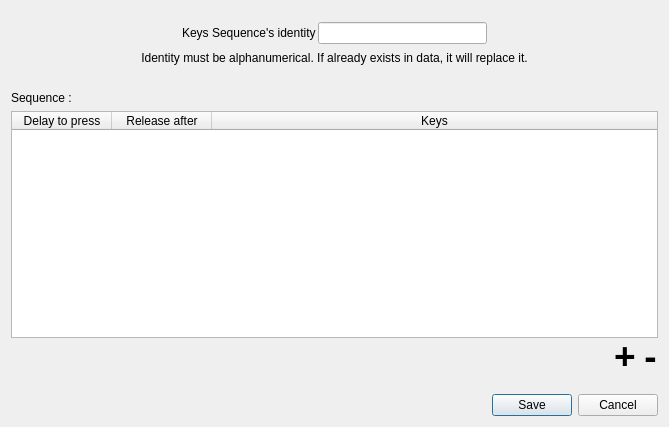
Qt form ui/KeysSequenceSelectedEditDialog.ui (AmirHammouteneEI/ScheduledPasteAndKeys) before a commit.
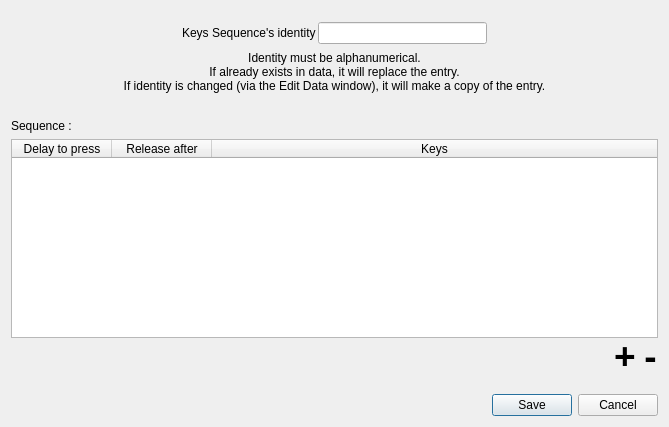
The same form after that commit.

Diff of the .ui file:
```diff
--- a/ui/KeysSequenceSelectedEditDialog.ui
+++ b/ui/KeysSequenceSelectedEditDialog.ui
@@ -93,7 +93,9 @@
    <item>
     <widget class="QLabel" name="label_3">
      <property name="text">
-      <string>Identity must be alphanumerical. If already exists in data, it will replace it.</string>
+      <string>Identity must be alphanumerical.
+If already exists in data, it will replace the entry.
+If identity is changed (via the Edit Data window), it will make a copy of the entry.</string>
      </property>
      <property name="alignment">
       <set>Qt::AlignCenter</set>
```
